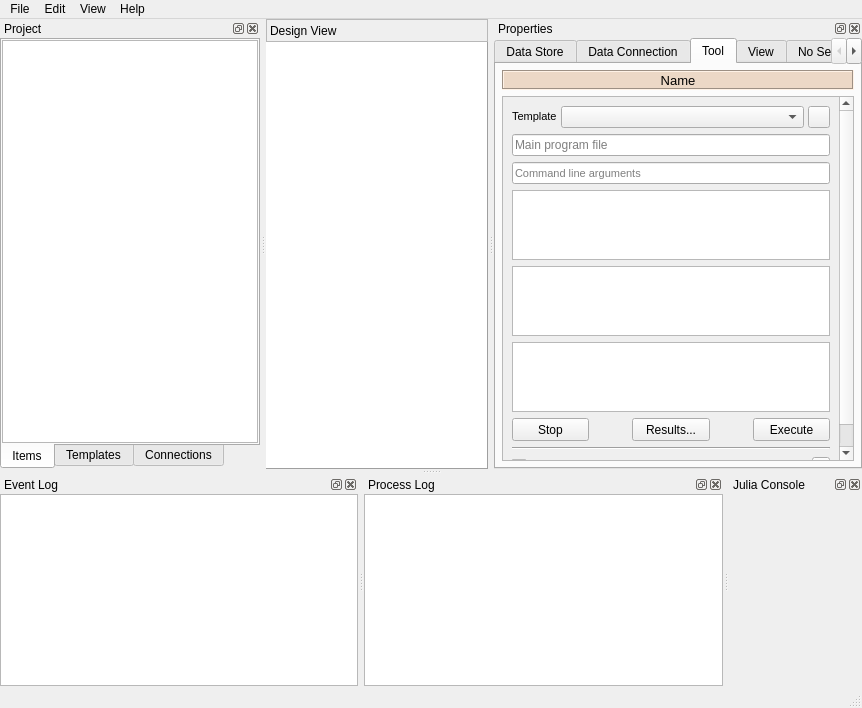
Old version of the form spinetoolbox/ui/mainwindow.ui in the repository spine-tools/Spine-Toolbox.
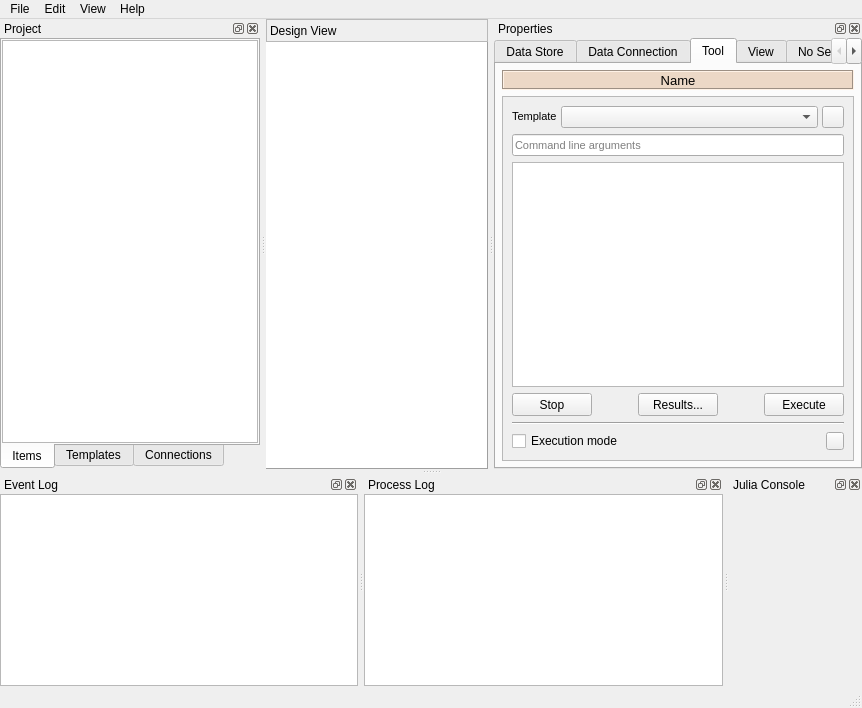
New version of the form. The open tabs and pages were chosen to show the change. Icons and pictures are not drawn. Custom widgets are drawn as their Qt base class.

Diff of the .ui file:
```diff
--- a/spinetoolbox/ui/mainwindow.ui
+++ b/spinetoolbox/ui/mainwindow.ui
@@ -1681,8 +1681,8 @@
              <rect>
               <x>0</x>
               <y>0</y>
-              <width>332</width>
-              <height>393</height>
+              <width>349</width>
+              <height>361</height>
              </rect>
             </property>
             <layout class="QVBoxLayout" name="verticalLayout_17">
@@ -1762,28 +1762,6 @@
                </item>
               </layout>
              </item>
-             <item>
-              <widget class="QLineEdit" name="lineEdit_main_program">
-               <property name="enabled">
-                <bool>true</bool>
-               </property>
-               <property name="cursor">
-                <cursorShape>ArrowCursor</cursorShape>
-               </property>
-               <property name="focusPolicy">
-                <enum>Qt::NoFocus</enum>
-               </property>
-               <property name="toolTip">
-                <string>&lt;html&gt;&lt;head/&gt;&lt;body&gt;&lt;p&gt;Tool template main program file. Edit Tool template to change this.&lt;/p&gt;&lt;/body&gt;&lt;/html&gt;</string>
-               </property>
-               <property name="readOnly">
-                <bool>true</bool>
-               </property>
-               <property name="placeholderText">
-                <string>Main program file</string>
-               </property>
-              </widget>
-             </item>
              <item>
               <widget class="QLineEdit" name="lineEdit_tool_args">
                <property name="enabled">
@@ -1812,106 +1790,14 @@
               </widget>
              </item>
              <item>
-              <widget class="QTreeView" name="treeView_input_files">
-               <property name="sizePolicy">
-                <sizepolicy hsizetype="Expanding" vsizetype="Expanding">
-                 <horstretch>0</horstretch>
-                 <verstretch>0</verstretch>
-                </sizepolicy>
-               </property>
-               <property name="font">
-                <font>
-                 <pointsize>8</pointsize>
-                </font>
-               </property>
-               <property name="focusPolicy">
-                <enum>Qt::NoFocus</enum>
-               </property>
-               <property name="contextMenuPolicy">
-                <enum>Qt::CustomContextMenu</enum>
-               </property>
-               <property name="toolTip">
-                <string>&lt;html&gt;&lt;head/&gt;&lt;body&gt;&lt;p&gt;Files and directories the Tool template requires in order to run. Edit Tool template to modify these.&lt;/p&gt;&lt;/body&gt;&lt;/html&gt;</string>
-               </property>
-               <property name="selectionMode">
-                <enum>QAbstractItemView::NoSelection</enum>
-               </property>
-               <property name="selectionBehavior">
-                <enum>QAbstractItemView::SelectRows</enum>
-               </property>
-               <property name="verticalScrollMode">
-                <enum>QAbstractItemView::ScrollPerPixel</enum>
-               </property>
+              <widget class="QTreeView" name="treeView_template">
                <property name="indentation">
-                <number>5</number>
+                <number>20</number>
                </property>
                <property name="uniformRowHeights">
                 <bool>true</bool>
                </property>
-              </widget>
-             </item>
-             <item>
-              <widget class="QTreeView" name="treeView_opt_input_files">
-               <property name="font">
-                <font>
-                 <pointsize>8</pointsize>
-                </font>
-               </property>
-               <property name="focusPolicy">
-                <enum>Qt::NoFocus</enum>
-               </property>
-               <property name="contextMenuPolicy">
-                <enum>Qt::CustomContextMenu</enum>
-               </property>
-               <property name="toolTip">
-                <string>&lt;html&gt;&lt;head/&gt;&lt;body&gt;&lt;p&gt;Optional files. Edit Tool template to modify these.&lt;/p&gt;&lt;/body&gt;&lt;/html&gt;</string>
-               </property>
-               <property name="selectionMode">
-                <enum>QAbstractItemView::NoSelection</enum>
-               </property>
-               <property name="verticalScrollMode">
-                <enum>QAbstractItemView::ScrollPerPixel</enum>
-               </property>
-               <property name="indentation">
-                <number>5</number>
-               </property>
-               <property name="uniformRowHeights">
-                <bool>true</bool>
-               </property>
-              </widget>
-             </item>
-             <item>
-              <widget class="QTreeView" name="treeView_output_files">
-               <property name="sizePolicy">
-                <sizepolicy hsizetype="Expanding" vsizetype="Expanding">
-                 <horstretch>0</horstretch>
-                 <verstretch>0</verstretch>
-                </sizepolicy>
-               </property>
-               <property name="font">
-                <font>
-                 <pointsize>8</pointsize>
-                </font>
-               </property>
-               <property name="focusPolicy">
-                <enum>Qt::NoFocus</enum>
-               </property>
-               <property name="contextMenuPolicy">
-                <enum>Qt::CustomContextMenu</enum>
-               </property>
-               <property name="toolTip">
-                <string>&lt;html&gt;&lt;head/&gt;&lt;body&gt;&lt;p&gt;Output files produced by the Tool template. Edit Tool template to modify these.&lt;/p&gt;&lt;/body&gt;&lt;/html&gt;</string>
-               </property>
-               <property name="selectionMode">
-                <enum>QAbstractItemView::NoSelection</enum>
-               </property>
-               <property name="verticalScrollMode">
-                <enum>QAbstractItemView::ScrollPerPixel</enum>
-               </property>
-               <property name="indentation">
-                <number>5</number>
-               </property>
-               <property name="uniformRowHeights">
+               <property name="animated">
                 <bool>true</bool>
                </property>
               </widget>
```
Left out of the diff: 2 changed lines with no effect on the pictures.
